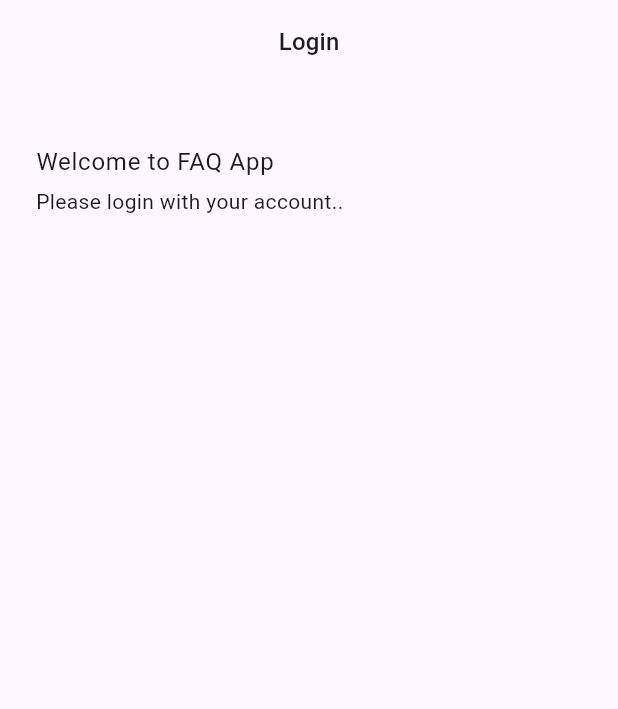
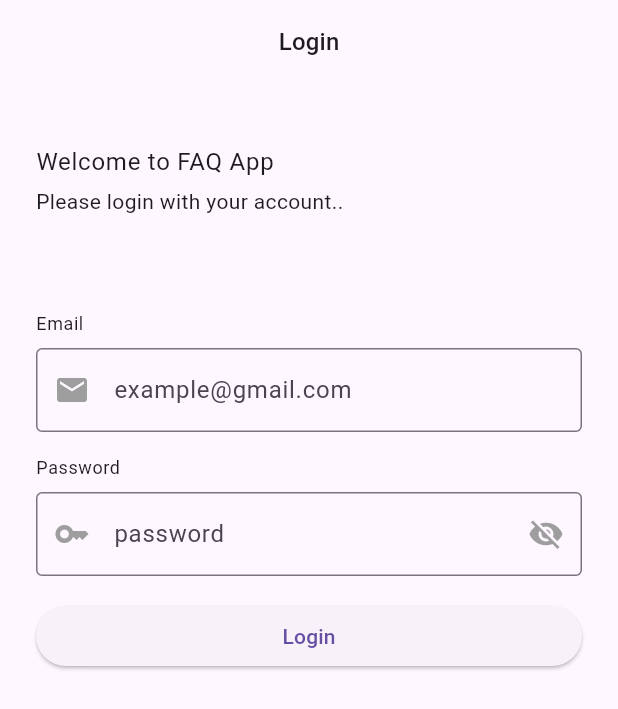
Before and after one commit to ramdhanjr11/Faq-App, a Flutter app: the screen it shows after launch, on a phone screen of 412 x 824 dp. Shown: the top 709 px of the screen. Run offline on Flutter 3.47's test engine with Material 2 defaults, Android fonts, the phone set to English and light mode, and no system bars; drawn by our look-alikes of flutter_form_builder; our stand-ins replace form_builder_validators.

Commit message:
core[login]: add form login ui

```diff
--- a/lib/ui/login_page.dart
+++ b/lib/ui/login_page.dart
@@ -1,4 +1,6 @@
 import 'package:flutter/material.dart';
+import 'package:flutter_form_builder/flutter_form_builder.dart';
+import 'package:form_builder_validators/form_builder_validators.dart';
 
 class LoginPage extends StatefulWidget {
   const LoginPage({super.key});
@@ -8,6 +10,15 @@ class LoginPage extends StatefulWidget {
 }
 
 class _LoginPageState extends State<LoginPage> {
+  final _formKey = GlobalKey<FormBuilderState>();
+  bool _isVisible = false;
+
+  void _setPasswordVisible() {
+    setState(() {
+      _isVisible = !_isVisible;
+    });
+  }
+
   @override
   Widget build(BuildContext context) {
     return Scaffold(
@@ -21,8 +32,11 @@ class _LoginPageState extends State<LoginPage> {
       body: SingleChildScrollView(
         child: Padding(
           padding: const EdgeInsets.all(24),
+          child: FormBuilder(
+            key: _formKey,
+            autovalidateMode: AutovalidateMode.disabled,
             child: Column(
-            crossAxisAlignment: CrossAxisAlignment.stretch,
+              crossAxisAlignment: CrossAxisAlignment.start,
               children: [
                 const SizedBox(height: 16),
                 Text(
@@ -31,8 +45,69 @@ class _LoginPageState extends State<LoginPage> {
                 ),
                 const SizedBox(height: 4),
                 const Text('Please login with your account..'),
-              const SizedBox(height: 24),
+                const SizedBox(height: 64),
+                Text(
+                  'Email',
+                  style: Theme.of(context).textTheme.bodySmall,
+                ),
+                const SizedBox(height: 8),
+                FormBuilderTextField(
+                  name: "email",
+                  decoration: const InputDecoration(
+                    border: OutlineInputBorder(),
+                    hintText: 'example@gmail.com',
+                    prefixIcon: Icon(Icons.email),
+                    prefixIconColor: Colors.grey,
+                  ),
+                  validator: FormBuilderValidators.compose([
+                    FormBuilderValidators.required(),
+                    FormBuilderValidators.email(),
+                  ]),
+                ),
+                const SizedBox(height: 16),
+                Text(
+                  'Password',
+                  style: Theme.of(context).textTheme.bodySmall,
+                ),
+                const SizedBox(height: 8),
+                FormBuilderTextField(
+                  name: 'password',
+                  obscureText: _isVisible,
+                  decoration: InputDecoration(
+                    border: const OutlineInputBorder(),
+                    hintText: 'password',
+                    prefixIcon: const Icon(Icons.key),
+                    prefixIconColor: Colors.grey,
+                    suffixIcon: IconButton(
+                      onPressed: () => _setPasswordVisible(),
+                      icon: _isVisible
+                          ? const Icon(Icons.visibility)
+                          : const Icon(Icons.visibility_off),
+                    ),
+                    suffixIconColor: Colors.grey,
+                  ),
+                  validator: FormBuilderValidators.compose([
+                    FormBuilderValidators.required(),
+                    FormBuilderValidators.minLength(
+                      5,
+                      errorText: '5 characters minimum',
+                    ),
+                  ]),
+                ),
+                const SizedBox(height: 16),
+                SizedBox(
+                  width: double.infinity,
+                  child: ElevatedButton(
+                    onPressed: () {
+                      if (_formKey.currentState!.saveAndValidate()) {
+                        print(_formKey.currentState!.value);
+                      }
+                    },
+                    child: const Text('Login'),
+                  ),
+                ),
               ],
+            ),
           ),
         ),
       ),
--- a/pubspec.yaml
+++ b/pubspec.yaml
@@ -14,6 +14,7 @@ dependencies:
     sdk: flutter
   flutter_bloc: ^8.1.2
   flutter_form_builder: ^8.0.0
+  form_builder_validators: ^8.6.1
 
 dev_dependencies:
   flutter_lints: ^2.0.0
```
Also changed, not shown: pubspec.lock. Lines whose indentation alone changed are shown as unchanged.
